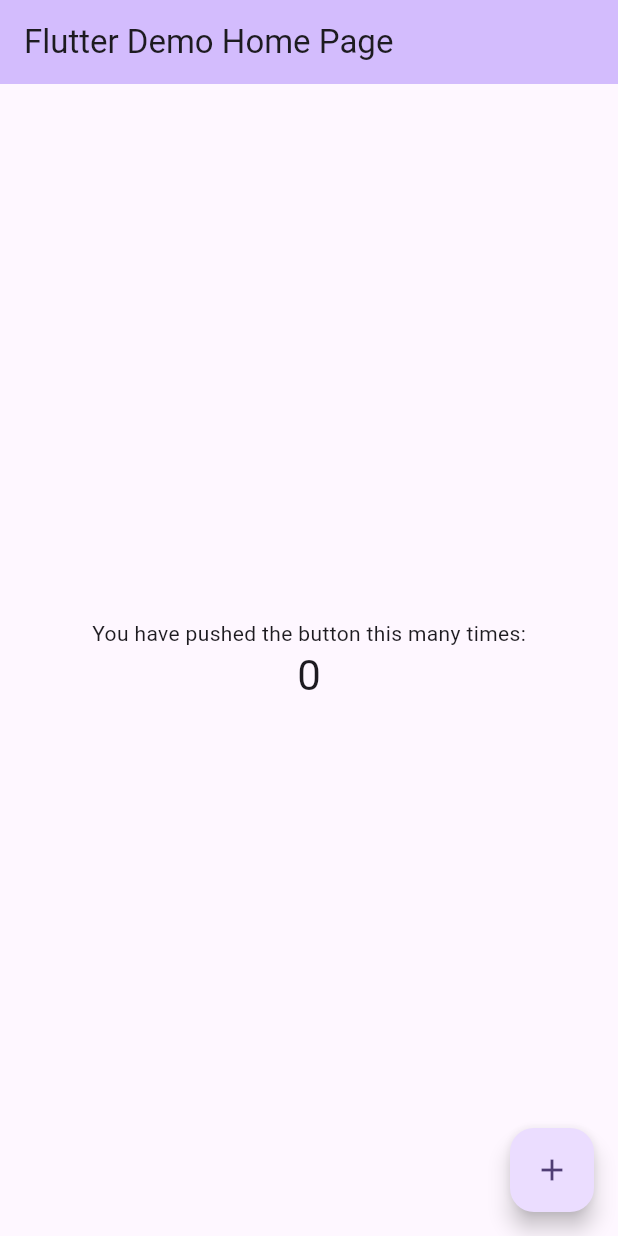
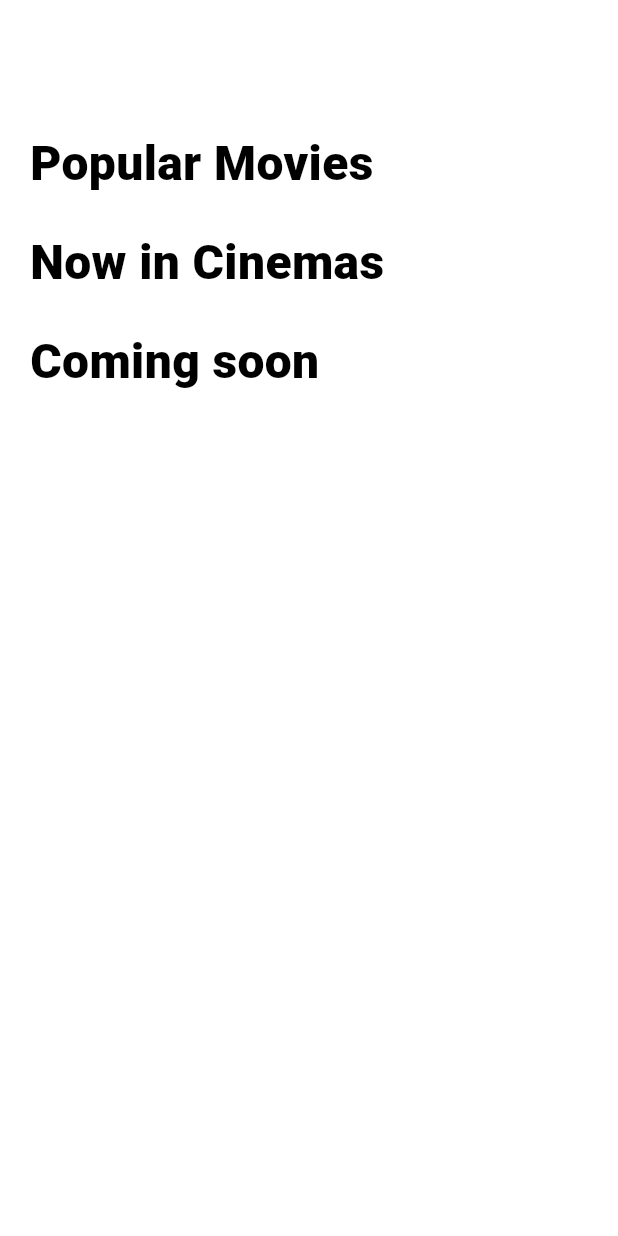
Before and after one commit to Sauvi9non/nomad_movie, a Flutter app: the screen it shows after launch, on a phone screen of 412 x 824 dp. Run offline on Flutter 3.47's test engine with Material 3 defaults, Android fonts, the phone set to English and light mode, and no system bars.

Commit message:
[STYLE] home, detail 기본 UI

```diff
--- a/lib/main.dart
+++ b/lib/main.dart
@@ -1,125 +1,18 @@
 import 'package:flutter/material.dart';
+import 'package:nomad_movie/screens/homeScreen.dart';
 
 void main() {
-  runApp(const MyApp());
+  runApp(App());
 }
 
-class MyApp extends StatelessWidget {
-  const MyApp({super.key});
+class App extends StatelessWidget {
+  const App({super.key});
 
   // This widget is the root of your application.
   @override
   Widget build(BuildContext context) {
     return MaterialApp(
-      title: 'Flutter Demo',
-      theme: ThemeData(
-        // This is the theme of your application.
-        //
-        // TRY THIS: Try running your application with "flutter run". You'll see
-        // the application has a purple toolbar. Then, without quitting the app,
-        // try changing the seedColor in the colorScheme below to Colors.green
-        // and then invoke "hot reload" (save your changes or press the "hot
-        // reload" button in a Flutter-supported IDE, or press "r" if you used
-        // the command line to start the app).
-        //
-        // Notice that the counter didn't reset back to zero; the application
-        // state is not lost during the reload. To reset the state, use hot
-        // restart instead.
-        //
-        // This works for code too, not just values: Most code changes can be
-        // tested with just a hot reload.
-        colorScheme: ColorScheme.fromSeed(seedColor: Colors.deepPurple),
-        useMaterial3: true,
-      ),
-      home: const MyHomePage(title: 'Flutter Demo Home Page'),
+      home: HomeScreen(),
     );
   }
 }
-
-class MyHomePage extends StatefulWidget {
-  const MyHomePage({super.key, required this.title});
-
-  // This widget is the home page of your application. It is stateful, meaning
-  // that it has a State object (defined below) that contains fields that affect
-  // how it looks.
-
-  // This class is the configuration for the state. It holds the values (in this
-  // case the title) provided by the parent (in this case the App widget) and
-  // used by the build method of the State. Fields in a Widget subclass are
-  // always marked "final".
-
-  final String title;
-
-  @override
-  State<MyHomePage> createState() => _MyHomePageState();
-}
-
-class _MyHomePageState extends State<MyHomePage> {
-  int _counter = 0;
-
-  void _incrementCounter() {
-    setState(() {
-      // This call to setState tells the Flutter framework that something has
-      // changed in this State, which causes it to rerun the build method below
-      // so that the display can reflect the updated values. If we changed
-      // _counter without calling setState(), then the build method would not be
-      // called again, and so nothing would appear to happen.
-      _counter++;
-    });
-  }
-
-  @override
-  Widget build(BuildContext context) {
-    // This method is rerun every time setState is called, for instance as done
-    // by the _incrementCounter method above.
-    //
-    // The Flutter framework has been optimized to make rerunning build methods
-    // fast, so that you can just rebuild anything that needs updating rather
-    // than having to individually change instances of widgets.
-    return Scaffold(
-      appBar: AppBar(
-        // TRY THIS: Try changing the color here to a specific color (to
-        // Colors.amber, perhaps?) and trigger a hot reload to see the AppBar
-        // change color while the other colors stay the same.
-        backgroundColor: Theme.of(context).colorScheme.inversePrimary,
-        // Here we take the value from the MyHomePage object that was created by
-        // the App.build method, and use it to set our appbar title.
-        title: Text(widget.title),
-      ),
-      body: Center(
-        // Center is a layout widget. It takes a single child and positions it
-        // in the middle of the parent.
-        child: Column(
-          // Column is also a layout widget. It takes a list of children and
-          // arranges them vertically. By default, it sizes itself to fit its
-          // children horizontally, and tries to be as tall as its parent.
-          //
-          // Column has various properties to control how it sizes itself and
-          // how it positions its children. Here we use mainAxisAlignment to
-          // center the children vertically; the main axis here is the vertical
-          // axis because Columns are vertical (the cross axis would be
-          // horizontal).
-          //
-          // TRY THIS: Invoke "debug painting" (choose the "Toggle Debug Paint"
-          // action in the IDE, or press "p" in the console), to see the
-          // wireframe for each widget.
-          mainAxisAlignment: MainAxisAlignment.center,
-          children: <Widget>[
-            const Text(
-              'You have pushed the button this many times:',
-            ),
-            Text(
-              '$_counter',
-              style: Theme.of(context).textTheme.headlineMedium,
-            ),
-          ],
-        ),
-      ),
-      floatingActionButton: FloatingActionButton(
-        onPressed: _incrementCounter,
-        tooltip: 'Increment',
-        child: const Icon(Icons.add),
-      ), // This trailing comma makes auto-formatting nicer for build methods.
-    );
-  }
-}
--- /dev/null
+++ b/lib/screens/detailScreen.dart
@@ -0,0 +1,13 @@
+import 'package:flutter/material.dart';
+
+class DetailScreen extends StatelessWidget {
+  const DetailScreen({super.key});
+
+  @override
+  Widget build(BuildContext context) {
+    return Scaffold(
+      backgroundColor: Colors.black,
+      appBar: AppBar(backgroundColor: Colors.white),
+    );
+  }
+}
--- /dev/null
+++ b/lib/screens/homeScreen.dart
@@ -0,0 +1,48 @@
+import 'package:flutter/material.dart';
+
+class HomeScreen extends StatelessWidget {
+  const HomeScreen({super.key});
+
+  @override
+  Widget build(BuildContext context) {
+    return Scaffold(
+      backgroundColor: Colors.white,
+      appBar: AppBar(
+        backgroundColor: Colors.white,
+      ),
+      body: SingleChildScrollView(
+        child: Padding(
+            padding: EdgeInsets.symmetric(vertical: 30, horizontal: 20),
+            child: Column(
+              crossAxisAlignment: CrossAxisAlignment.start,
+              children: [
+                Text("Popular Movies",
+                    style: TextStyle(
+                      fontSize: 32,
+                      fontWeight: FontWeight.w800,
+                      color: Colors.black,
+                    )),
+                SizedBox(
+                  height: 20,
+                ),
+                Text("Now in Cinemas",
+                    style: TextStyle(
+                      fontSize: 32,
+                      fontWeight: FontWeight.w800,
+                      color: Colors.black,
+                    )),
+                SizedBox(
+                  height: 20,
+                ),
+                Text("Coming soon",
+                    style: TextStyle(
+                      fontSize: 32,
+                      fontWeight: FontWeight.w800,
+                      color: Colors.black,
+                    )),
+              ],
+            )),
+      ),
+    );
+  }
+}
```
Also changed, not shown: 1 other file.
